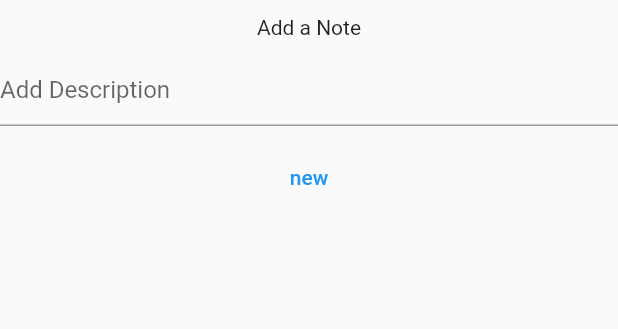
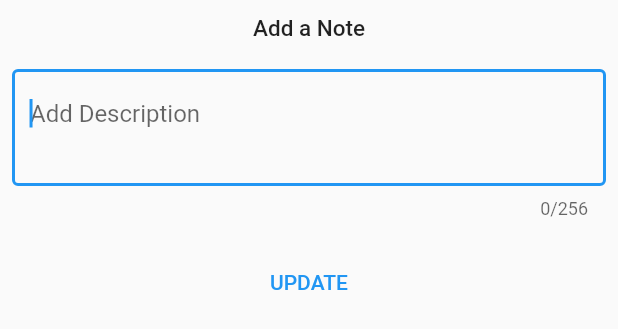
Before and after one commit to arunkumard001/TO, a Flutter app: the TodoAdd widget shown alone on an empty page, opened directly with empty values, on a phone screen of 412 x 824 dp. Shown: the top 329 px of the screen. Run offline on Flutter 3.47's test engine with Material 2 defaults, Android fonts, the phone set to English and light mode, and no system bars; our stand-ins replace get, hive, hive_flutter; accounts and stored records are empty.

Commit message:
Complete full project --todo demo app

```diff
--- a/lib/app/modules/home/views/home_view.dart
+++ b/lib/app/modules/home/views/home_view.dart
@@ -11,6 +11,7 @@ class HomeView extends GetView<HomeController> {
     return Scaffold(
         resizeToAvoidBottomInset: true,
         appBar: AppBar(
+          backgroundColor: Colors.teal,
           title: Text('Todo App'),
           centerTitle: true,
         ),
@@ -22,6 +23,9 @@ class HomeView extends GetView<HomeController> {
                 return ListTile(
                     onTap: () {
                       showModalBottomSheet(
+                        shape: RoundedRectangleBorder(
+                          borderRadius: BorderRadius.circular(10.0),
+                        ),
                         isScrollControlled: true,
                         context: context,
                         builder: (context) {
@@ -60,6 +64,9 @@ class HomeView extends GetView<HomeController> {
   Future<dynamic> showDetail(BuildContext context, _type) {
     return showModalBottomSheet(
         isScrollControlled: true,
+        shape: RoundedRectangleBorder(
+          borderRadius: BorderRadius.circular(10.0),
+        ),
         context: context,
         builder: (context) {
           return TodoAdd(
--- a/lib/app/modules/home/views/todoadd.dart
+++ b/lib/app/modules/home/views/todoadd.dart
@@ -33,17 +33,28 @@ class _TodoAddState extends State<TodoAdd> {
               SizedBox(
                 height: 10,
               ),
-              Text("Add a Note"),
+              Text(
+                "Add a Note",
+                style: TextStyle(fontSize: 15, fontWeight: FontWeight.w500),
+              ),
               SizedBox(
                 height: 10,
               ),
-              TextFormField(
-                initialValue:
-                    widget.todo != null ? widget.todo.description : "",
-                onSaved: (value) {
-                  description = value.toString();
-                },
-                decoration: InputDecoration(hintText: "Add Description"),
+              Padding(
+                padding: const EdgeInsets.all(8.0),
+                child: TextFormField(
+                  autofocus: true,
+                  maxLength: 256,
+                  maxLines: 2,
+                  initialValue:
+                      widget.todo != null ? widget.todo.description : "",
+                  onSaved: (value) {
+                    description = value.toString();
+                  },
+                  decoration: InputDecoration(
+                      border: OutlineInputBorder(),
+                      hintText: "Add Description"),
+                ),
               ),
               SizedBox(
                 height: 10,
@@ -58,7 +69,7 @@ class _TodoAddState extends State<TodoAdd> {
                   }
                   Navigator.of(context).pop();
                 },
-                child: Text(widget.todo == "update" ? "update" : "new"),
+                child: Text(widget.type == "new" ? "New" : "UPDATE"),
               )
             ],
           )),
```
